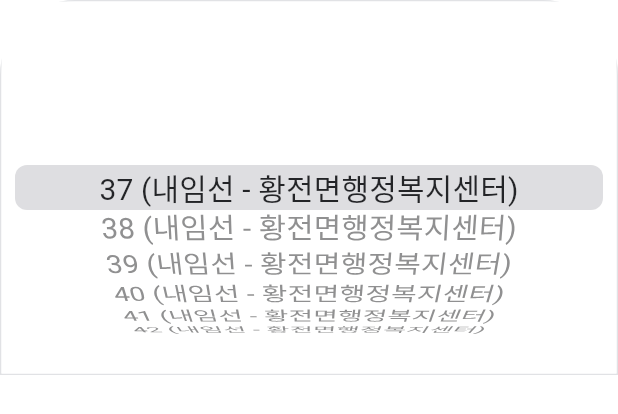
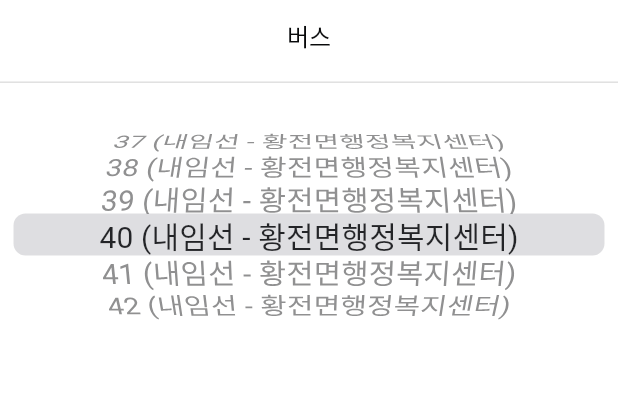
Before and after one commit to phuc97405/demo_flu, a Flutter app: the Picker widget shown alone on an empty page, opened directly, on a phone screen of 412 x 824 dp. Shown: the top 414 px of the screen. Run offline on Flutter 3.47's test engine with Material 3 defaults, Android fonts, the phone set to English and light mode, and no system bars; our stand-ins replace google_fonts.

Commit message:
submit UI

```diff
--- a/lib/components/picker.dart
+++ b/lib/components/picker.dart
@@ -17,28 +17,44 @@ class Picker extends StatelessWidget {
   @override
   Widget build(BuildContext context) {
     return Container(
-      width: double.infinity,
       height: 250,
-      decoration: BoxDecoration(
-          border: Border.all(
-              width: 1,
-              color: const Color(0xffE1E2E5),
-              style: BorderStyle.solid),
-          borderRadius: const BorderRadius.only(
-              topLeft: Radius.circular(50), topRight: Radius.circular(50))),
+      decoration: const BoxDecoration(
+          color: Colors.white,
+          borderRadius: BorderRadius.only(
+              topLeft: Radius.circular(24), topRight: Radius.circular(24))),
+      child: Expanded(
+        child: Column(mainAxisSize: MainAxisSize.max, children: [
+          const Expanded(
+              flex: 2,
+              child: Center(
+                  child: DefaultTextStyle(
+                style: TextStyle(
+                    color: Color(0xff090A0B),
+                    fontSize: 16,
+                    fontWeight: FontWeight.w500),
+                child: Text('버스'),
+              ))),
+          const Divider(
+            color: Colors.black12,
+          ),
+          Expanded(
+            flex: 8,
             child: CupertinoPicker(
               backgroundColor: Colors.white,
-        itemExtent: 30,
-        // scrollController: FixedExtentScrollController(initialItem: 3),
+              itemExtent: 28,
+              scrollController: FixedExtentScrollController(initialItem: 3),
               children: List.generate(
                   _fruitNames.length,
                   (index) => Text(
                         _fruitNames[index],
                         style: Theme.of(context).textTheme.labelLarge,
-                )),
+                      )).toList(),
               onSelectedItemChanged: (int value) {
                 callback!(_fruitNames[value]);
               },
+            ),
+          )
+        ]),
       ),
     );
   }
```
Also changed, not shown: lib/main.dart (+54 -15 lines), lib/images/ic_rfid.png (added). Lines whose indentation alone changed are shown as unchanged.
